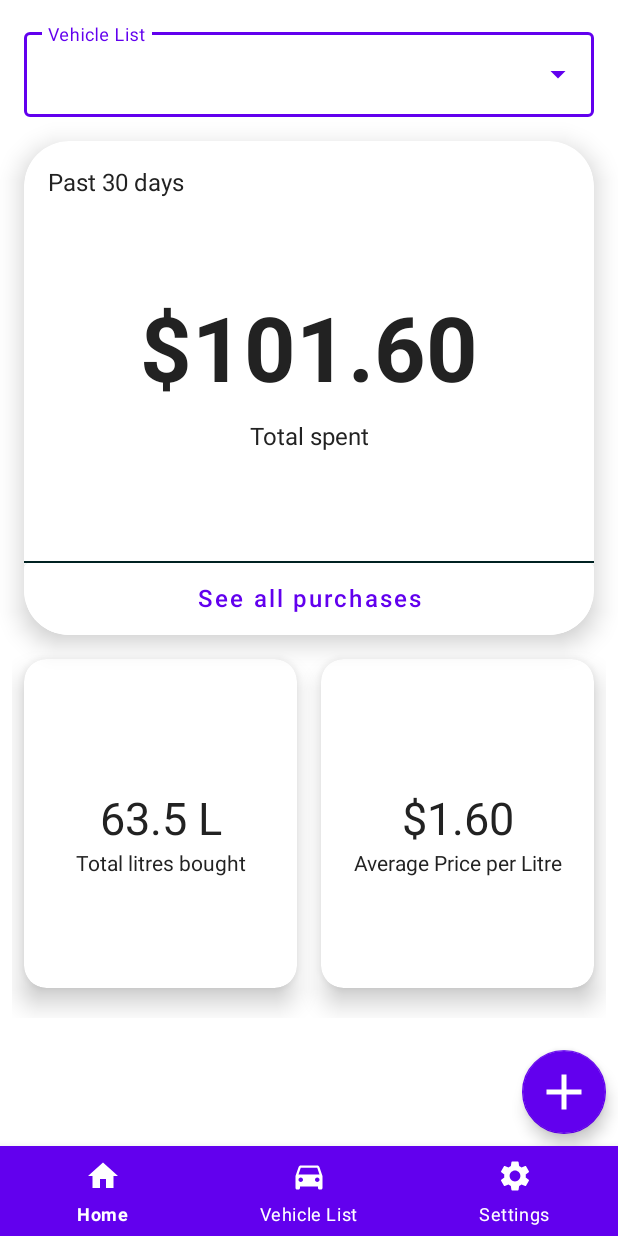
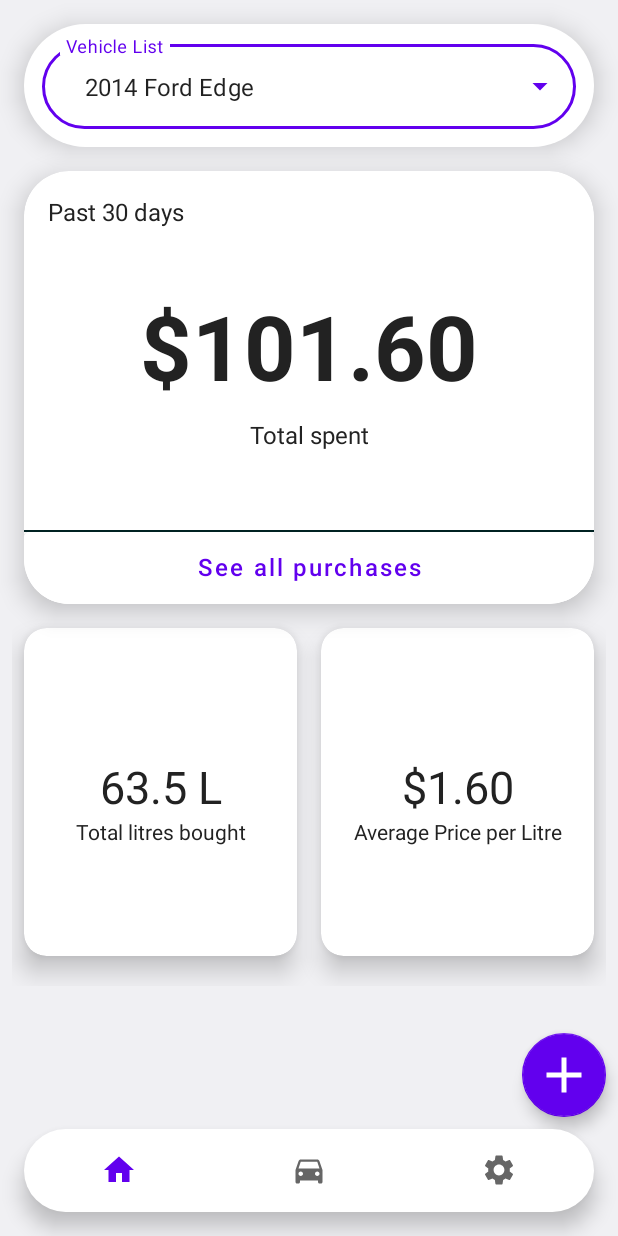
Before and after one commit to MobileAppDevGroup22/COMP4200-Group22-Project, an Android app: the MainActivity screen opened directly, with no data from a screen before it, on a phone screen of 412 x 824 dp. Run offline under Robolectric (Android 15) with nearby library versions, the phone set to English and light mode, and no system bars; our stand-ins replace Volley.

Commit message:
fixed nav bar capabilities
Co-Authored-By: anngeorrge <93340024+anngeorrge@users.noreply.github.com>

```diff
--- a/GasTracker/app/src/main/java/group22/gastracker/MainActivity.java
+++ b/GasTracker/app/src/main/java/group22/gastracker/MainActivity.java
@@ -19,7 +19,6 @@ import java.util.List;
 
 public class MainActivity extends GlobalActivity {
 
-
     FloatingActionButton addNewEntryButton;
 
     TextInputLayout vehicleDropDown;
@@ -35,14 +34,15 @@ public class MainActivity extends GlobalActivity {
         setContentView(R.layout.activity_main);
         getSupportActionBar().hide();
 
+        /*******************************************************************************************************
+         * Setup Navigation bar*/
         bottomNav = findViewById(R.id.bottomNavHome);
+        bottomNav.setSelectedItemId(R.id.nav_home);
         bottomNav.setOnItemSelectedListener(new NavigationBarView.OnItemSelectedListener() {
             @Override
             public boolean onNavigationItemSelected(@NonNull MenuItem item) {
-
                 switch (item.getItemId()){
                     case(R.id.nav_home):
-                        //Intent vehicleActivity_intent = new Intent(MainActivity.this, VehicleActivity.class);
                         break;
                     case(R.id.nav_vehicle_list):
                         Intent vehicleActivity_intent = new Intent(MainActivity.this, VehicleActivity.class);
@@ -50,31 +50,38 @@ public class MainActivity extends GlobalActivity {
                         overridePendingTransition(android.R.anim.fade_in, android.R.anim.fade_out);
                         break;
                     case(R.id.nav_settings):
+                        item.setChecked(true);
                         Intent settingsActivity_intent = new Intent(MainActivity.this, SettingsActivity.class);
                         startActivity(settingsActivity_intent);
                         overridePendingTransition(android.R.anim.fade_in, android.R.anim.fade_out);
                         break;
                 }
-
-                return false;
+                return true;
             }
         });
+        /*******************************************************************************************************/
 
         /******************************************
          * Add method to get the users vehicles from database
          *  // vehiclesList.getUsersVehicles();
          */
-
         //vehicles for testing
         vehicleList.add("   2014 Ford Edge");
         vehicleList.add("   2006 Toyota Corolla");
         vehicleList.add("   2006 Honda Civic");
 
+        /*******************************************************************************************************
+         * Setup vehicle dropdown list bar*/
         vehicleDropDown = findViewById(R.id.textInputLayout);
         vehicleDropDownOptions = findViewById(R.id.vehicle_dropdown);
         arrayAdapter_vehicles = new ArrayAdapter<>(getApplicationContext(), androidx.appcompat.R.layout.support_simple_spinner_dropdown_item, vehicleList);
         vehicleDropDownOptions.setAdapter(arrayAdapter_vehicles);
+        vehicleDropDownOptions.setText(vehicleList.get(0), false);
+        /*******************************************************************************************************/
 
+
+        /*******************************************************************************************************
+         * add new entry button*/
         addNewEntryButton = findViewById(R.id.actionButton_addEntry);
         addNewEntryButton.setOnClickListener(new View.OnClickListener() {
             @Override
@@ -82,10 +89,9 @@ public class MainActivity extends GlobalActivity {
 
             }
         });
-
     }
 
     @Override
-    public void onBackPressed() {}
+    public void onBackPressed() {}//disables back android button
 
 }
--- a/GasTracker/app/src/main/java/group22/gastracker/SettingsActivity.java
+++ b/GasTracker/app/src/main/java/group22/gastracker/SettingsActivity.java
@@ -19,7 +19,10 @@ public class SettingsActivity extends AppCompatActivity {
         super.onCreate(savedInstanceState);
         setContentView(R.layout.activity_settings);
 
+        /*******************************************************************************************************
+         * Setup Navigation bar*/
         bottomNav = findViewById(R.id.bottomNavSettings);
+        bottomNav.setSelectedItemId(R.id.nav_settings);
         bottomNav.setOnItemSelectedListener(new NavigationBarView.OnItemSelectedListener() {
             @Override
             public boolean onNavigationItemSelected(@NonNull MenuItem item) {
@@ -37,9 +40,10 @@ public class SettingsActivity extends AppCompatActivity {
                     case(R.id.nav_settings):
                         break;
                 }
-                return false;
+                return true;
             }
         });
+        /*******************************************************************************************************/
 
     }
 
--- a/GasTracker/app/src/main/java/group22/gastracker/VehicleActivity.java
+++ b/GasTracker/app/src/main/java/group22/gastracker/VehicleActivity.java
@@ -19,7 +19,10 @@ public class VehicleActivity extends AppCompatActivity {
         super.onCreate(savedInstanceState);
         setContentView(R.layout.activity_vehicle);
 
+        /*******************************************************************************************************
+         * Setup Navigation bar*/
         bottomNav = findViewById(R.id.bottomNavVehicle);
+        bottomNav.setSelectedItemId(R.id.nav_vehicle_list);
         bottomNav.setOnItemSelectedListener(new NavigationBarView.OnItemSelectedListener() {
             @Override
             public boolean onNavigationItemSelected(@NonNull MenuItem item) {
@@ -37,9 +40,10 @@ public class VehicleActivity extends AppCompatActivity {
                         overridePendingTransition(android.R.anim.fade_in, android.R.anim.fade_out);
                         break;
                 }
-                return false;
+                return true;
             }
         });
+        /*******************************************************************************************************/
 
     }
 
--- /dev/null
+++ b/GasTracker/app/src/main/res/drawable/bottom_nav_background.xml
@@ -0,0 +1,8 @@
+<?xml version="1.0" encoding="utf-8"?>
+<shape xmlns:android="http://schemas.android.com/apk/res/android"
+
+    android:shape="rectangle">
+    <solid android:color="@color/design_default_color_background"/>
+    <corners android:radius="80dp"/>
+
+</shape>
--- a/GasTracker/app/src/main/res/layout/activity_main.xml
+++ b/GasTracker/app/src/main/res/layout/activity_main.xml
@@ -10,15 +10,18 @@
     <com.google.android.material.bottomnavigation.BottomNavigationView
         android:id="@+id/bottomNavHome"
         android:layout_width="match_parent"
-        android:layout_height="60dp"
+        android:layout_height="55dp"
+        android:layout_marginStart="16dp"
+        android:layout_marginEnd="16dp"
+        android:layout_marginBottom="16dp"
+        android:background="@drawable/bottom_nav_background"
+        android:elevation="10dp"
         app:layout_constraintBottom_toBottomOf="parent"
         app:layout_constraintEnd_toEndOf="parent"
         app:layout_constraintHorizontal_bias="0.5"
         app:layout_constraintStart_toStartOf="parent"
         app:menu="@menu/bottom_nav_menu"
-        android:background="@color/design_default_color_primary"
-        app:itemIconTint="@color/white"
-        app:itemTextColor="@color/white"/>
+        app:labelVisibilityMode="unlabeled"/>
 
     <com.google.android.material.textfield.TextInputLayout
         android:id="@+id/textInputLayout"
@@ -31,7 +34,17 @@
         android:hint="Vehicle List"
         app:layout_constraintEnd_toEndOf="parent"
         app:layout_constraintStart_toStartOf="parent"
-        app:layout_constraintTop_toTopOf="parent">
+        app:layout_constraintTop_toTopOf="parent"
+        app:boxCornerRadiusBottomEnd="80dp"
+        app:boxCornerRadiusBottomStart="80dp"
+        app:boxCornerRadiusTopEnd="80dp"
+        app:boxCornerRadiusTopStart="80dp"
+        android:elevation="10dp"
+        android:background="@drawable/bottom_nav_background"
+        android:paddingTop="8dp"
+        android:paddingBottom="12dp"
+        android:paddingLeft="12dp"
+        android:paddingRight="12dp">
 
         <AutoCompleteTextView
             android:id="@+id/vehicle_dropdown"
@@ -67,7 +80,7 @@
         app:cardElevation="10dp"
         app:cardMaxElevation="10dp"
         app:layout_constraintEnd_toEndOf="parent"
-        app:layout_constraintHeight_percent="0.4"
+        app:layout_constraintHeight_percent="0.35"
         app:layout_constraintStart_toStartOf="parent"
         app:layout_constraintTop_toBottomOf="@+id/textInputLayout">
 
--- a/GasTracker/app/src/main/res/values/colors.xml
+++ b/GasTracker/app/src/main/res/values/colors.xml
@@ -7,4 +7,6 @@
     <color name="teal_700">#FF018786</color>
     <color name="black">#FF000000</color>
     <color name="white">#FFFFFFFF</color>
+
+    <color name="background_light">#FFF0F0F3</color>
 </resources>
--- a/GasTracker/app/src/main/res/values/themes.xml
+++ b/GasTracker/app/src/main/res/values/themes.xml
@@ -2,6 +2,7 @@
     <!-- Base application theme. -->
     <style name="Theme.GasTracker" parent="Theme.MaterialComponents.DayNight.DarkActionBar">
         <item name="android:textColor">#222222</item>
+        <item name="android:windowBackground">@color/background_light</item>
         <!-- Primary brand color. -->
         <item name="colorPrimary">@color/purple_500</item>
         <item name="colorPrimaryVariant">@color/purple_700</item>
@@ -14,4 +15,5 @@
         <item name="android:statusBarColor" tools:targetApi="l">?attr/colorPrimaryVariant</item>
         <!-- Customize your theme here. -->
     </style>
+
 </resources>
```
Also changed, not shown: GasTracker/app/src/main/res/layout/activity_settings.xml (+7 -4 lines), GasTracker/app/src/main/res/layout/activity_vehicle.xml (+7 -4 lines).
